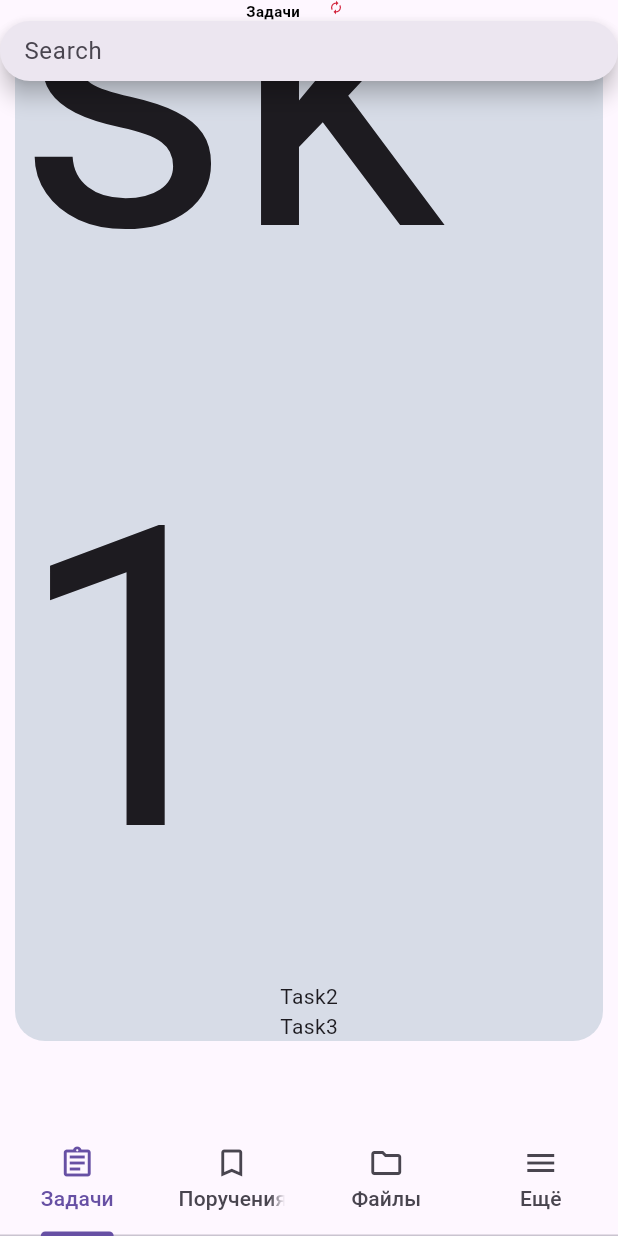
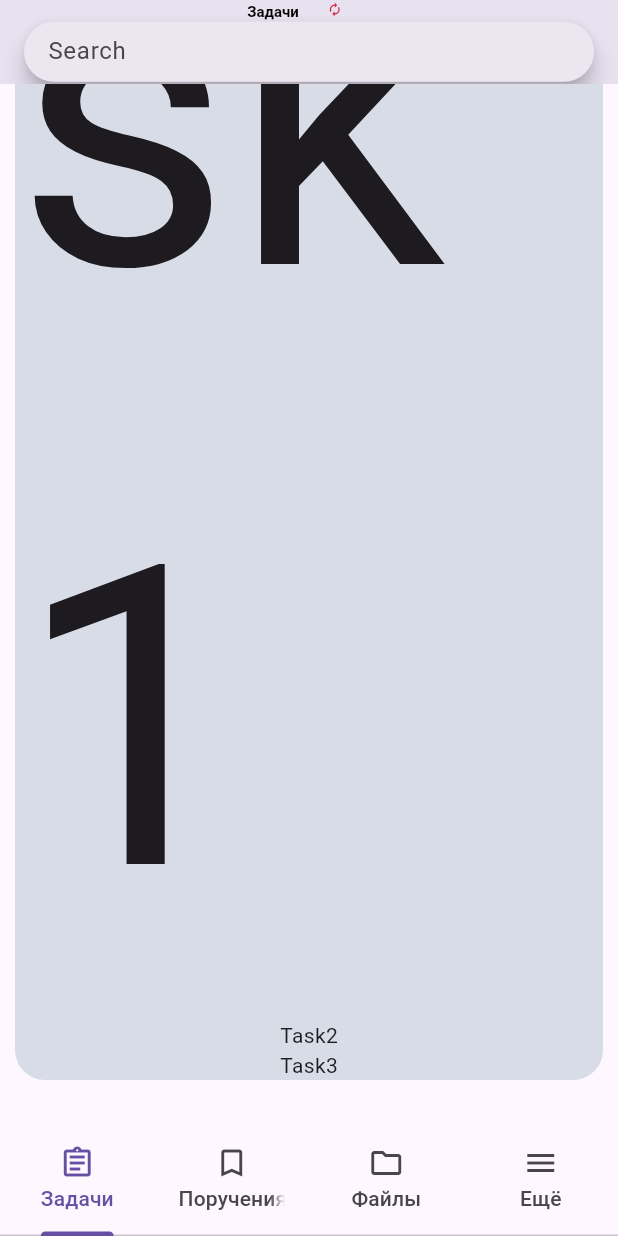
Before and after one commit to MikeTsvirkunov/TerraLinkFlutterTest, a Flutter app: the screen it shows after launch, scrolled down 576 dp, on a phone screen of 412 x 824 dp. Run offline on Flutter 3.47's test engine with Material 3 defaults, Android fonts, the phone set to English and light mode, and no system bars.

Commit message:
solved_fly_away_appbar_on_tasks

```diff
--- a/lib/pages/task_page/top_bar_colapseable.dart
+++ b/lib/pages/task_page/top_bar_colapseable.dart
@@ -26,9 +26,8 @@ class _ChangingAppBarState extends State<ColapseableAppBar> {
   @override
   Widget build(BuildContext context) {
     return Scaffold(
-      appBar: PreferredSize(
-        preferredSize: const Size(double.maxFinite, 30.0),
-        child: Column(
+      appBar: AppBar(
+        title: Column(
           children: [
             AnimatedContainer(
               duration: const Duration(milliseconds: 250),
```
